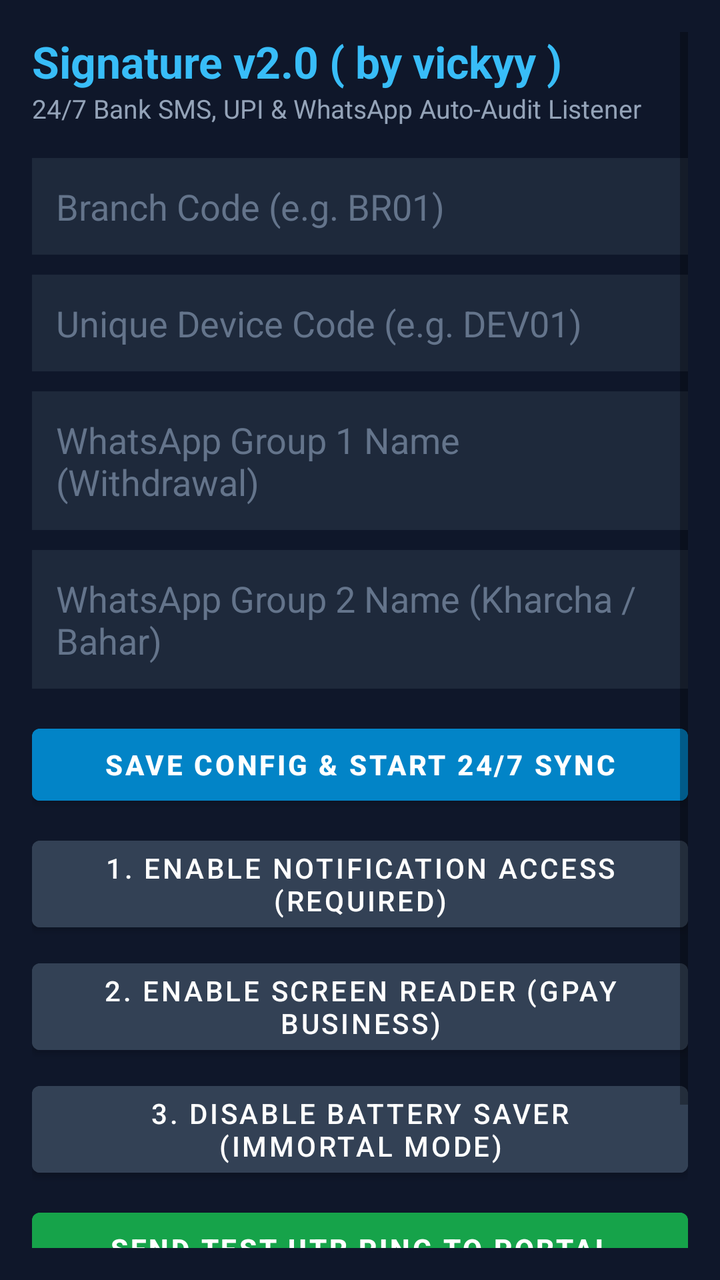
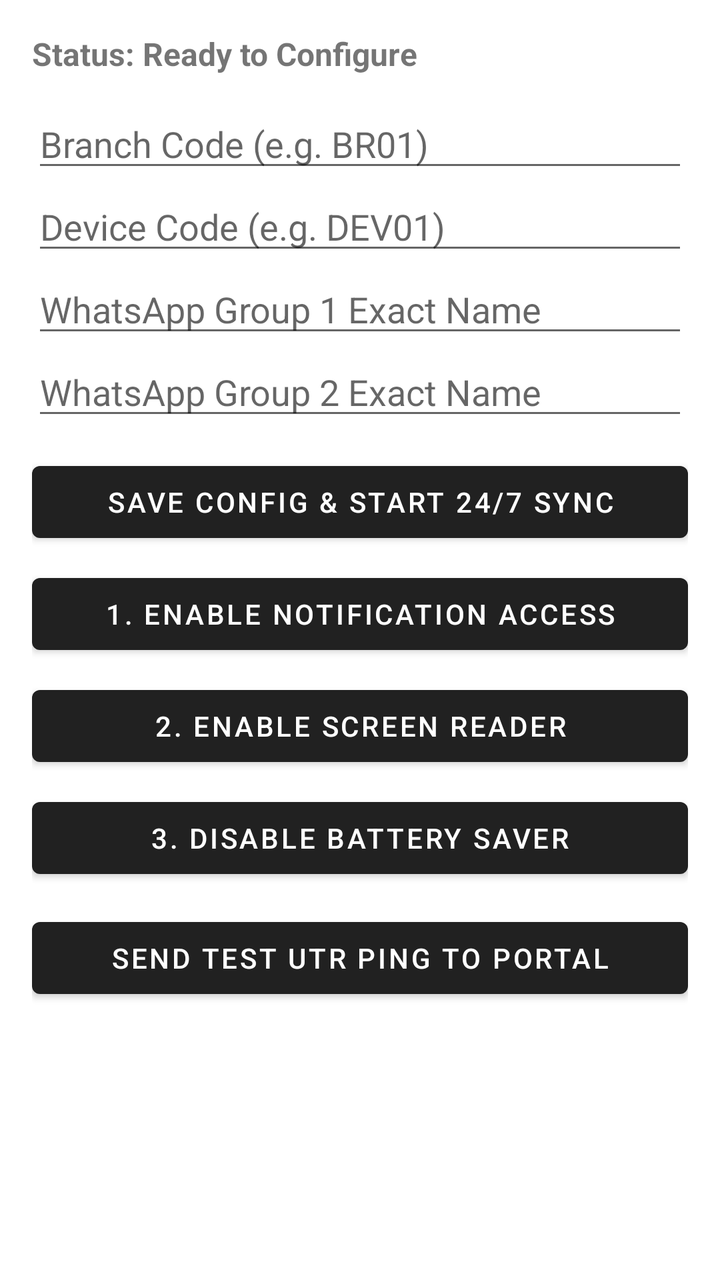

Screens rendered from an Android XML layout before and after an edit, with the pre-edit source and the edit as a unified diff.
<!-- AndroidManifest.xml: application theme Theme.MaterialComponents.DayNight.DarkActionBar -->
<!-- res/layout/activity_main.xml -->
<?xml version="1.0" encoding="utf-8"?>
<ScrollView xmlns:android="http://schemas.android.com/apk/res/android"
    android:layout_width="match_parent"
    android:layout_height="match_parent"
    android:background="#0F172A"
    android:padding="16dp">

    <LinearLayout
        android:layout_width="match_parent"
        android:layout_height="wrap_content"
        android:orientation="vertical">

        <TextView android:layout_width="match_parent" android:layout_height="wrap_content"
            android:text="Signature v2.0 ( by vickyy )" android:textColor="#38BDF8" android:textSize="22sp" android:textStyle="bold" />

        <TextView android:layout_width="match_parent" android:layout_height="wrap_content" android:layout_marginBottom="16dp"
            android:text="24/7 Bank SMS, UPI &amp; WhatsApp Auto-Audit Listener" android:textColor="#94A3B8" android:textSize="13sp" />

        <EditText android:id="@+id/etBranchCode" android:layout_width="match_parent" android:layout_height="wrap_content"
            android:background="#1E293B" android:hint="Branch Code (e.g. BR01)" android:padding="12dp" android:textColor="#FFFFFF" android:textColorHint="#64748B" />

        <EditText android:id="@+id/etDeviceCode" android:layout_width="match_parent"
            android:layout_height="wrap_content" android:layout_marginTop="10dp"
            android:background="#1E293B" android:hint="Unique Device Code (e.g. DEV01)" android:padding="12dp" android:textColor="#FFFFFF" android:textColorHint="#64748B" />

        <EditText android:id="@+id/etGroup1" android:layout_width="match_parent" android:layout_height="wrap_content" android:layout_marginTop="10dp"
            android:background="#1E293B" android:hint="WhatsApp Group 1 Name (Withdrawal)" android:padding="12dp" android:textColor="#FFFFFF" android:textColorHint="#64748B" />

        <EditText android:id="@+id/etGroup2" android:layout_width="match_parent" android:layout_height="wrap_content" android:layout_marginTop="10dp"
            android:background="#1E293B" android:hint="WhatsApp Group 2 Name (Kharcha / Bahar)" android:padding="12dp" android:textColor="#FFFFFF" android:textColorHint="#64748B" />

        <Button android:id="@+id/btnSaveStart" android:layout_width="match_parent" android:layout_height="wrap_content" android:layout_marginTop="14dp"
            android:backgroundTint="#0284C7" android:text="Save Config &amp; Start 24/7 Sync" android:textColor="#FFFFFF" android:textStyle="bold" />

        <Button android:id="@+id/btnNotifAccess" android:layout_width="match_parent"
            android:layout_height="wrap_content" android:layout_marginTop="8dp"
            android:backgroundTint="#334155" android:text="1. Enable Notification Access (Required)" android:textColor="#FFFFFF" />

        <Button android:id="@+id/btnAccAccess" android:layout_width="match_parent" android:layout_height="wrap_content" android:layout_marginTop="6dp"
            android:backgroundTint="#334155" android:text="2. Enable Screen Reader (GPay Business)" android:textColor="#FFFFFF" />

        <Button android:id="@+id/btnBattery" android:layout_width="match_parent" android:layout_height="wrap_content" android:layout_marginTop="6dp"
            android:backgroundTint="#334155" android:text="3. Disable Battery Saver (Immortal Mode)" android:textColor="#FFFFFF" />

        <Button android:id="@+id/btnTestPing" android:layout_width="match_parent" android:layout_height="wrap_content" android:layout_marginTop="8dp"
            android:backgroundTint="#16A34A" android:text="Send Test UTR Ping to Portal" android:textColor="#FFFFFF" android:textStyle="bold" />

        <TextView android:layout_width="match_parent" android:layout_height="wrap_content" android:layout_marginTop="16dp"
            android:text="Live Activity Feed:" android:textColor="#38BDF8" android:textStyle="bold" />

        <TextView android:id="@+id/tvLiveLogs" android:layout_width="match_parent" android:layout_height="wrap_content" android:layout_marginTop="6dp"
            android:background="#020617" android:padding="10dp" android:text="Waiting..." android:textColor="#E2E8F0" android:textSize="12sp" />
    </LinearLayout>
</ScrollView>
<!-- resources referenced by this layout -->
<resources>

</resources>

<!-- the commit's change to res/layout/activity_main.xml (unified diff, before → after) -->
@@ -2,7 +2,6 @@
 <ScrollView xmlns:android="http://schemas.android.com/apk/res/android"
     android:layout_width="match_parent"
     android:layout_height="match_parent"
-    android:background="#0F172A"
     android:padding="16dp">
 
     <LinearLayout
@@ -10,45 +9,73 @@
         android:layout_height="wrap_content"
         android:orientation="vertical">
 
-        <TextView android:layout_width="match_parent" android:layout_height="wrap_content"
-            android:text="Signature v2.0 ( by vickyy )" android:textColor="#38BDF8" android:textSize="22sp" android:textStyle="bold" />
+        <TextView
+            android:id="@+id/tvStatus"
+            android:layout_width="match_parent"
+            android:layout_height="wrap_content"
+            android:text="Status: Ready to Configure"
+            android:textStyle="bold"
+            android:textSize="16sp"
+            android:paddingBottom="12dp" />
 
-        <TextView android:layout_width="match_parent" android:layout_height="wrap_content" android:layout_marginBottom="16dp"
-            android:text="24/7 Bank SMS, UPI &amp; WhatsApp Auto-Audit Listener" android:textColor="#94A3B8" android:textSize="13sp" />
+        <EditText
+            android:id="@+id/etBranchCode"
+            android:layout_width="match_parent"
+            android:layout_height="wrap_content"
+            android:hint="Branch Code (e.g. BR01)" />
 
-        <EditText android:id="@+id/etBranchCode" android:layout_width="match_parent" android:layout_height="wrap_content"
-            android:background="#1E293B" android:hint="Branch Code (e.g. BR01)" android:padding="12dp" android:textColor="#FFFFFF" android:textColorHint="#64748B" />
+        <EditText
+            android:id="@+id/etDeviceCode"
+            android:layout_width="match_parent"
+            android:layout_height="wrap_content"
+            android:hint="Device Code (e.g. DEV01)" />
 
-        <EditText android:id="@+id/etDeviceCode" android:layout_width="match_parent"
-            android:layout_height="wrap_content" android:layout_marginTop="10dp"
-            android:background="#1E293B" android:hint="Unique Device Code (e.g. DEV01)" android:padding="12dp" android:textColor="#FFFFFF" android:textColorHint="#64748B" />
+        <EditText
+            android:id="@+id/etWaGroup1"
+            android:layout_width="match_parent"
+            android:layout_height="wrap_content"
+            android:hint="WhatsApp Group 1 Exact Name" />
 
-        <EditText android:id="@+id/etGroup1" android:layout_width="match_parent" android:layout_height="wrap_content" android:layout_marginTop="10dp"
-            android:background="#1E293B" android:hint="WhatsApp Group 1 Name (Withdrawal)" android:padding="12dp" android:textColor="#FFFFFF" android:textColorHint="#64748B" />
+        <EditText
+            android:id="@+id/etWaGroup2"
+            android:layout_width="match_parent"
+            android:layout_height="wrap_content"
+            android:hint="WhatsApp Group 2 Exact Name" />
 
-        <EditText android:id="@+id/etGroup2" android:layout_width="match_parent" android:layout_height="wrap_content" android:layout_marginTop="10dp"
-            android:background="#1E293B" android:hint="WhatsApp Group 2 Name (Kharcha / Bahar)" android:padding="12dp" android:textColor="#FFFFFF" android:textColorHint="#64748B" />
+        <Button
+            android:id="@+id/btnSaveStart"
+            android:layout_width="match_parent"
+            android:layout_height="wrap_content"
+            android:text="Save Config &amp; Start 24/7 Sync"
+            android:layout_marginTop="12dp" />
 
-        <Button android:id="@+id/btnSaveStart" android:layout_width="match_parent" android:layout_height="wrap_content" android:layout_marginTop="14dp"
-            android:backgroundTint="#0284C7" android:text="Save Config &amp; Start 24/7 Sync" android:textColor="#FFFFFF" android:textStyle="bold" />
+        <Button
+            android:id="@+id/btnPermNotif"
+            android:layout_width="match_parent"
+            android:layout_height="wrap_content"
+            android:text="1. Enable Notification Access"
+            android:layout_marginTop="8dp" />
 
-        <Button android:id="@+id/btnNotifAccess" android:layout_width="match_parent"
-            android:layout_height="wrap_content" android:layout_marginTop="8dp"
-            android:backgroundTint="#334155" android:text="1. Enable Notification Access (Required)" android:textColor="#FFFFFF" />
+        <Button
+            android:id="@+id/btnPermAccess"
+            android:layout_width="match_parent"
+            android:layout_height="wrap_content"
+            android:text="2. Enable Screen Reader"
+            android:layout_marginTop="8dp" />
 
-        <Button android:id="@+id/btnAccAccess" android:layout_width="match_parent" android:layout_height="wrap_content" android:layout_marginTop="6dp"
-            android:backgroundTint="#334155" android:text="2. Enable Screen Reader (GPay Business)" android:textColor="#FFFFFF" />
+        <Button
+            android:id="@+id/btnPermBattery"
+            android:layout_width="match_parent"
+            android:layout_height="wrap_content"
+            android:text="3. Disable Battery Saver"
+            android:layout_marginTop="8dp" />
 
-        <Button android:id="@+id/btnBattery" android:layout_width="match_parent" android:layout_height="wrap_content" android:layout_marginTop="6dp"
-            android:backgroundTint="#334155" android:text="3. Disable Battery Saver (Immortal Mode)" android:textColor="#FFFFFF" />
+        <Button
+            android:id="@+id/btnTestPing"
+            android:layout_width="match_parent"
+            android:layout_height="wrap_content"
+            android:text="Send Test UTR Ping to Portal"
+            android:layout_marginTop="12dp" />
 
-        <Button android:id="@+id/btnTestPing" android:layout_width="match_parent" android:layout_height="wrap_content" android:layout_marginTop="8dp"
-            android:backgroundTint="#16A34A" android:text="Send Test UTR Ping to Portal" android:textColor="#FFFFFF" android:textStyle="bold" />
-
-        <TextView android:layout_width="match_parent" android:layout_height="wrap_content" android:layout_marginTop="16dp"
-            android:text="Live Activity Feed:" android:textColor="#38BDF8" android:textStyle="bold" />
-
-        <TextView android:id="@+id/tvLiveLogs" android:layout_width="match_parent" android:layout_height="wrap_content" android:layout_marginTop="6dp"
-            android:background="#020617" android:padding="10dp" android:text="Waiting..." android:textColor="#E2E8F0" android:textSize="12sp" />
     </LinearLayout>
 </ScrollView>
